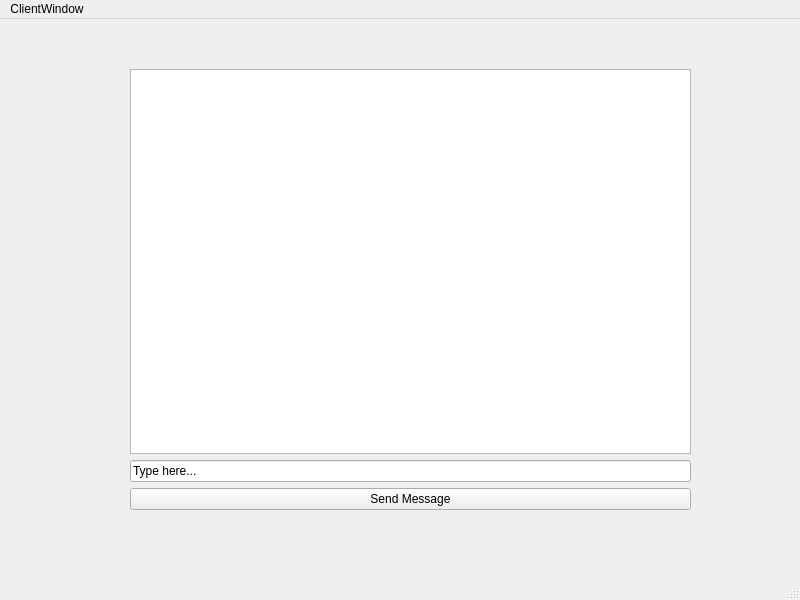
Above: ClientServer/Client/mainwindow.ui from Chromiumore/TechProgProject before the change. Below: the same form after it.
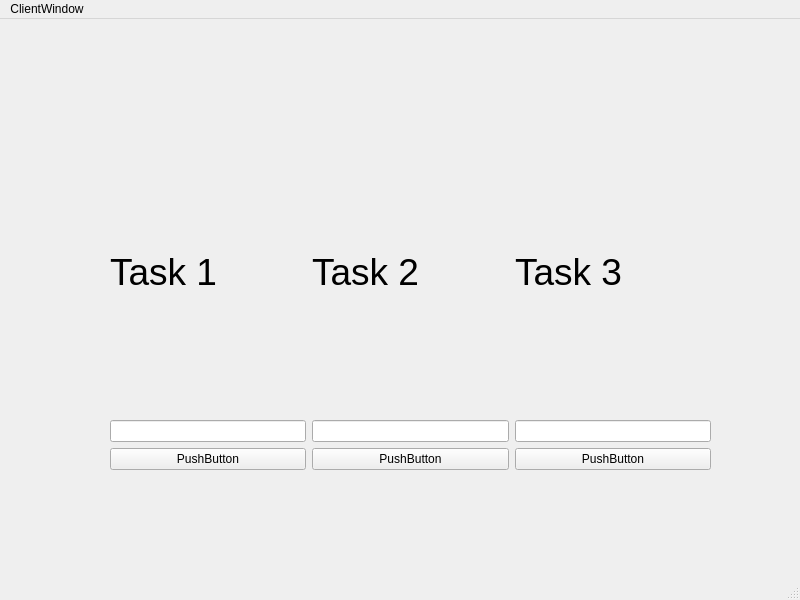
That is the form after the change.

Commit message: main window added

```diff
--- a/ClientServer/Client/mainwindow.ui
+++ b/ClientServer/Client/mainwindow.ui
@@ -17,29 +17,90 @@
    <widget class="QWidget" name="verticalLayoutWidget">
     <property name="geometry">
      <rect>
-      <x>130</x>
-      <y>50</y>
-      <width>561</width>
-      <height>441</height>
+      <x>110</x>
+      <y>110</y>
+      <width>601</width>
+      <height>341</height>
      </rect>
     </property>
     <layout class="QVBoxLayout" name="verticalLayout">
      <item>
-      <widget class="QTextBrowser" name="textBrowser"/>
+      <layout class="QHBoxLayout" name="horizontalLayout">
+       <item>
+        <widget class="QLabel" name="label">
+         <property name="font">
+          <font>
+           <pointsize>28</pointsize>
+          </font>
+         </property>
+         <property name="text">
+          <string>Task 1</string>
+         </property>
+        </widget>
+       </item>
+       <item>
+        <widget class="QLabel" name="label_2">
+         <property name="font">
+          <font>
+           <pointsize>28</pointsize>
+          </font>
+         </property>
+         <property name="text">
+          <string>Task 2</string>
+         </property>
+        </widget>
+       </item>
+       <item>
+        <widget class="QLabel" name="label_3">
+         <property name="font">
+          <font>
+           <pointsize>28</pointsize>
+          </font>
+         </property>
+         <property name="text">
+          <string>Task 3</string>
+         </property>
+        </widget>
+       </item>
+      </layout>
      </item>
      <item>
-      <widget class="QLineEdit" name="lineEdit">
-       <property name="text">
-        <string>Type here...</string>
-       </property>
-      </widget>
+      <layout class="QHBoxLayout" name="horizontalLayout_2">
+       <item>
+        <widget class="QLineEdit" name="lineEdit"/>
+       </item>
+       <item>
+        <widget class="QLineEdit" name="lineEdit_2"/>
+       </item>
+       <item>
+        <widget class="QLineEdit" name="lineEdit_3"/>
+       </item>
+      </layout>
      </item>
      <item>
-      <widget class="QPushButton" name="sendMButton">
-       <property name="text">
-        <string>Send Message</string>
-       </property>
-      </widget>
+      <layout class="QHBoxLayout" name="horizontalLayout_3">
+       <item>
+        <widget class="QPushButton" name="pushButton">
+         <property name="text">
+          <string>PushButton</string>
+         </property>
+        </widget>
+       </item>
+       <item>
+        <widget class="QPushButton" name="pushButton_2">
+         <property name="text">
+          <string>PushButton</string>
+         </property>
+        </widget>
+       </item>
+       <item>
+        <widget class="QPushButton" name="pushButton_3">
+         <property name="text">
+          <string>PushButton</string>
+         </property>
+        </widget>
+       </item>
+      </layout>
      </item>
     </layout>
    </widget>
```
The commit also changes 3 other files.
